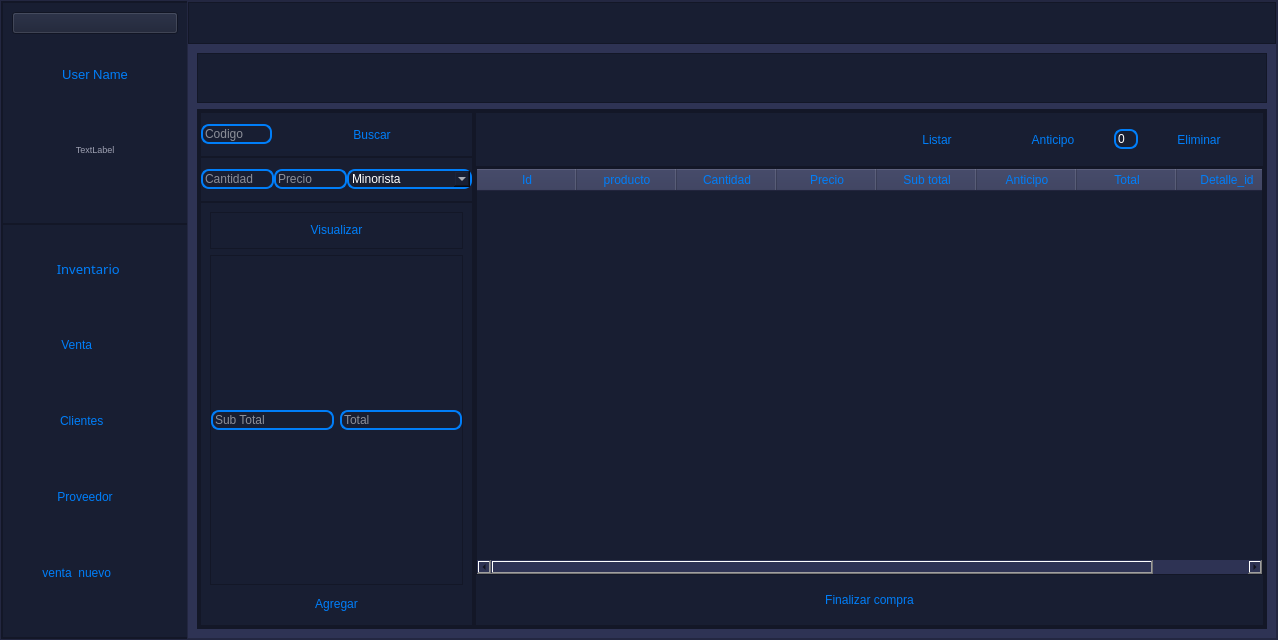
The window that View/nuevo_menu.ui (DanielSajvin/Proyecto_basedatos) describes before a commit, drawn with Qt 5.
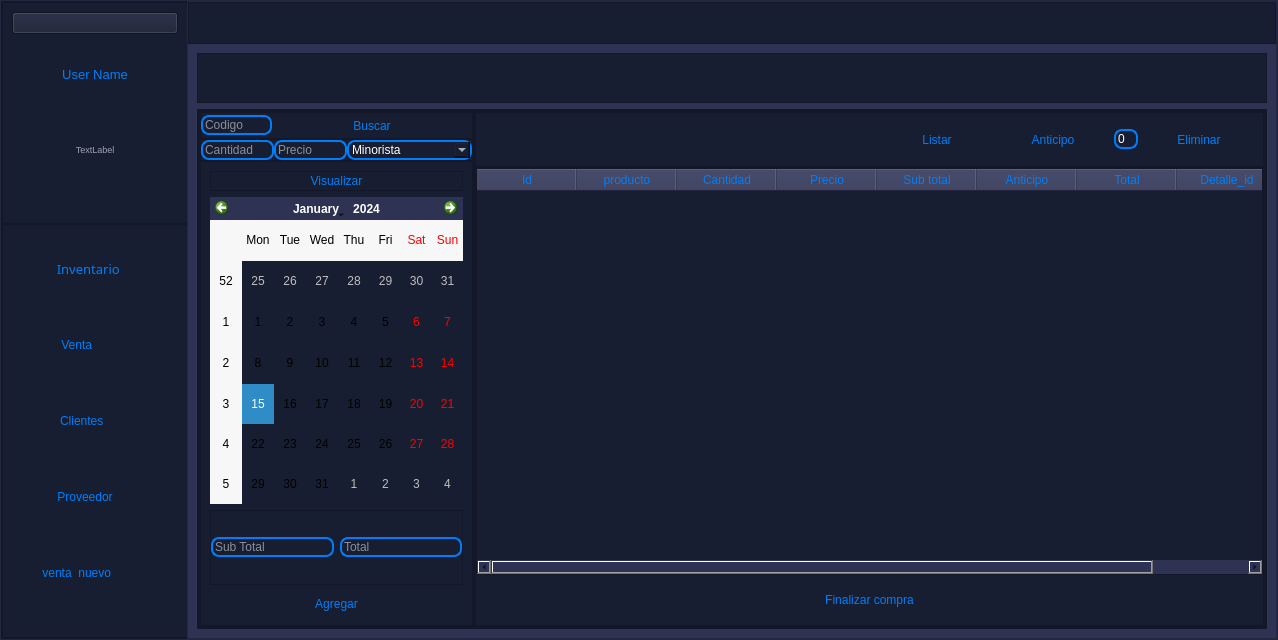
The same window after the commit. Icons and pictures are not drawn.

Commit message: cambios en el designer

The edit to the form file:
```diff
--- a/View/nuevo_menu.ui
+++ b/View/nuevo_menu.ui
@@ -2170,12 +2170,15 @@
                             </layout>
                            </widget>
                           </item>
+                          <item>
+                           <widget class="QCalendarWidget" name="calendarWidget"/>
+                          </item>
                           <item>
                            <widget class="QFrame" name="frame_18">
                             <property name="minimumSize">
                              <size>
                               <width>0</width>
-                              <height>330</height>
+                              <height>75</height>
                              </size>
                             </property>
                             <property name="frameShape">
```
